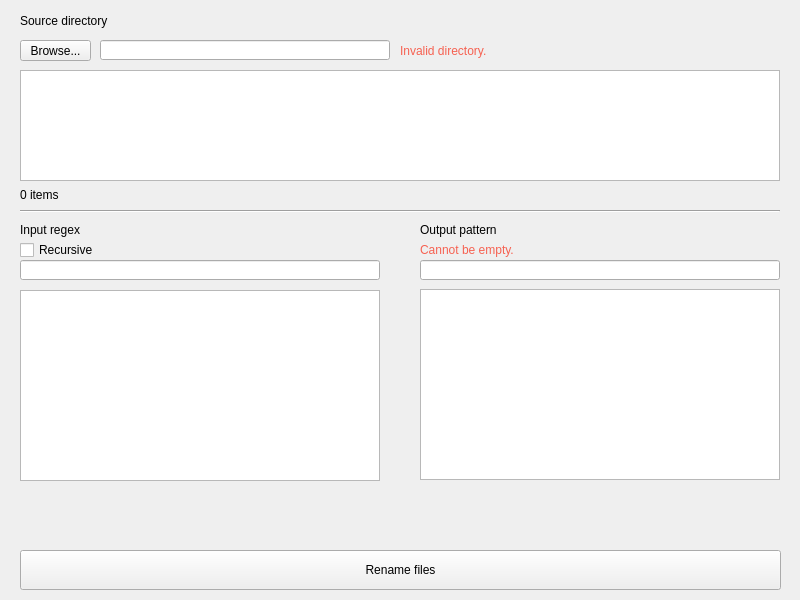
Above: src/mvrgx/gui/asset/main.ui from svioletg/mvrgx before the change. Below: the same form after it.
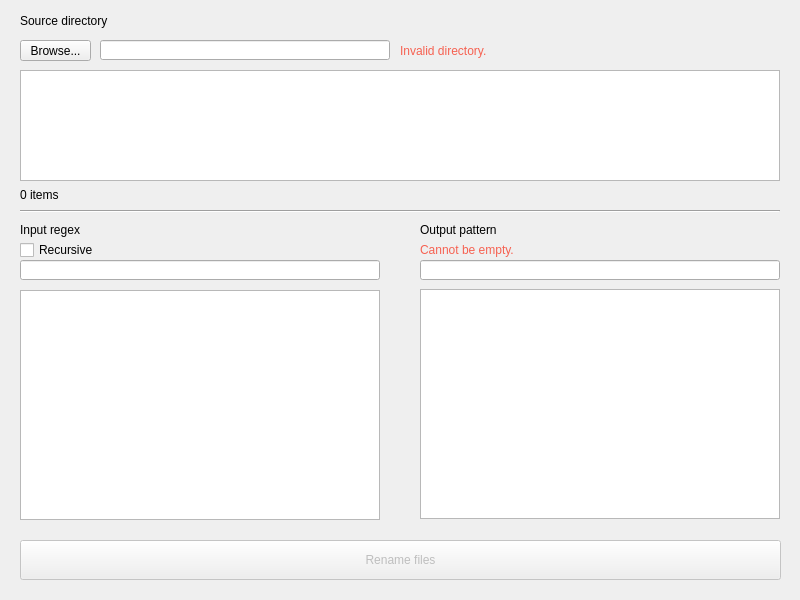
That is the form after the change.

What changed in the file:
```diff
--- a/src/mvrgx/gui/asset/main.ui
+++ b/src/mvrgx/gui/asset/main.ui
@@ -144,11 +144,14 @@
      <string>Output pattern</string>
     </property>
    </widget>
-   <widget class="QPushButton" name="pushButton">
+   <widget class="QPushButton" name="pushButtonRenameFiles">
+    <property name="enabled">
+     <bool>false</bool>
+    </property>
     <property name="geometry">
      <rect>
       <x>20</x>
-      <y>550</y>
+      <y>540</y>
       <width>761</width>
       <height>40</height>
      </rect>
@@ -176,7 +179,7 @@
       <x>20</x>
       <y>290</y>
       <width>360</width>
-      <height>191</height>
+      <height>230</height>
      </rect>
     </property>
    </widget>
@@ -186,7 +189,7 @@
       <x>420</x>
       <y>289</y>
       <width>360</width>
-      <height>191</height>
+      <height>230</height>
      </rect>
     </property>
    </widget>
```
Left out of the diff: 4 changed lines with no effect on the pictures.
